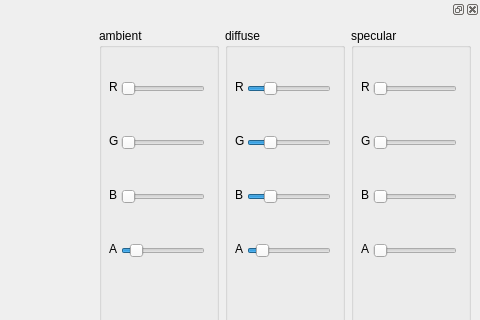
First picture: the form in ui/mainwindow.ui, repository qwertylevel3/HairTest, before the edit; both pictures show x 516 to 996 and y 0 to 320 of the 996 by 675 pixel window.
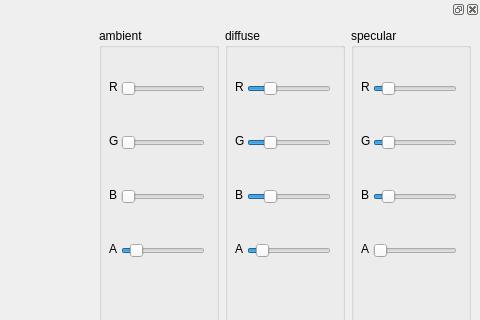
Second picture: the form after the edit.

```diff
--- a/ui/mainwindow.ui
+++ b/ui/mainwindow.ui
@@ -336,6 +336,9 @@
         <property name="maximum">
          <number>255</number>
         </property>
+        <property name="value">
+         <number>30</number>
+        </property>
         <property name="orientation">
          <enum>Qt::Horizontal</enum>
         </property>
@@ -352,6 +355,9 @@
         <property name="maximum">
          <number>255</number>
         </property>
+        <property name="value">
+         <number>30</number>
+        </property>
         <property name="orientation">
          <enum>Qt::Horizontal</enum>
         </property>
@@ -420,6 +426,9 @@
         <property name="maximum">
          <number>255</number>
         </property>
+        <property name="value">
+         <number>30</number>
+        </property>
         <property name="orientation">
          <enum>Qt::Horizontal</enum>
         </property>
```
Left out of the diff: 3 changed lines with no effect on the pictures.
